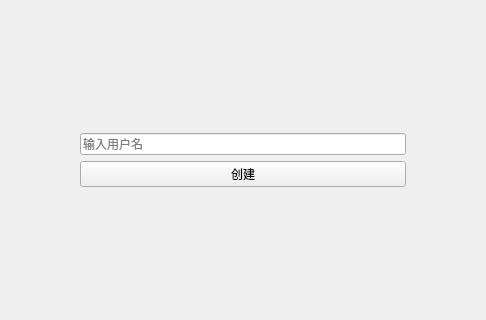
Qt form FMCL/Functions/CreateUser/Offline.ui (1604042736/FMCL) before a commit; both pictures show x 257 to 743 and y 149 to 469 of the 1000 by 618 pixel window.
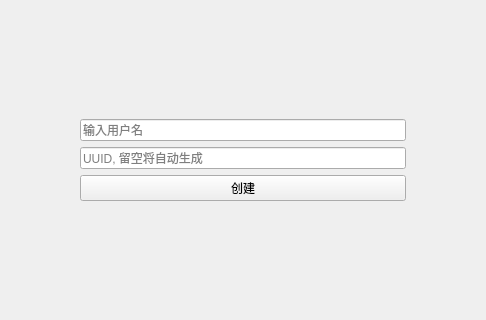
The same form after that commit. Custom widgets are drawn as their Qt base class.

Diff of the .ui file:
```diff
--- a/FMCL/Functions/CreateUser/Offline.ui
+++ b/FMCL/Functions/CreateUser/Offline.ui
@@ -14,8 +14,8 @@
    <string>离线登录</string>
   </property>
   <layout class="QGridLayout" name="gridLayout">
-   <item row="2" column="0">
-    <spacer name="horizontalSpacer">
+   <item row="0" column="1">
+    <spacer name="verticalSpacer_2">
      <property name="orientation">
       <enum>Qt::Horizontal</enum>
      </property>
@@ -27,20 +27,7 @@
      </property>
     </spacer>
    </item>
-   <item row="2" column="2">
-    <spacer name="horizontalSpacer_2">
-     <property name="orientation">
-      <enum>Qt::Horizontal</enum>
-     </property>
-     <property name="sizeHint" stdset="0">
-      <size>
-       <width>40</width>
-       <height>20</height>
-      </size>
-     </property>
-    </spacer>
-   </item>
-   <item row="3" column="1">
+   <item row="4" column="1">
     <spacer name="verticalSpacer">
      <property name="orientation">
       <enum>Qt::Vertical</enum>
@@ -53,6 +40,26 @@
      </property>
     </spacer>
    </item>
+   <item row="3" column="1">
+    <widget class="PushButton" name="pb_create">
+     <property name="text">
+      <string>创建</string>
+     </property>
+    </widget>
+   </item>
+   <item row="3" column="0">
+    <spacer name="horizontalSpacer">
+     <property name="orientation">
+      <enum>Qt::Horizontal</enum>
+     </property>
+     <property name="sizeHint" stdset="0">
+      <size>
+       <width>40</width>
+       <height>20</height>
+      </size>
+     </property>
+    </spacer>
+   </item>
    <item row="1" column="1">
     <widget class="LineEdit" name="le_username">
      <property name="placeholderText">
@@ -60,10 +67,26 @@
      </property>
     </widget>
    </item>
+   <item row="3" column="2">
+    <spacer name="horizontalSpacer_2">
+     <property name="orientation">
+      <enum>Qt::Horizontal</enum>
+     </property>
+     <property name="sizeHint" stdset="0">
+      <size>
+       <width>40</width>
+       <height>20</height>
+      </size>
+     </property>
+    </spacer>
+   </item>
    <item row="2" column="1">
-    <widget class="PushButton" name="pb_create">
-     <property name="text">
-      <string>创建</string>
+    <widget class="LineEdit" name="le_uuid">
+     <property name="inputMask">
+      <string/>
+     </property>
+     <property name="placeholderText">
+      <string>UUID, 留空将自动生成</string>
      </property>
     </widget>
    </item>
```
Left out of the diff: 19 changed lines with no effect on the pictures.
